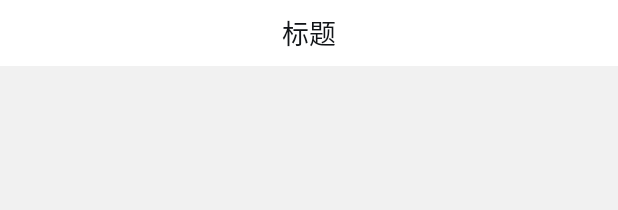
After one commit to Jhonzhou/WanAndroidKotlin, an Android app: the layout base_fragment_and_activity.xml on its own in the app's theme, with its tools: preview values and no code run, on a phone screen of 412 x 824 dp. The commit adds this screen. Shown: the top 210 px of the screen. Run offline under Robolectric (Android 15) with nearby library versions, the phone set to English and light mode, and no system bars.

Commit message:
基类添加

```diff
--- /dev/null
+++ b/baselibrary/src/main/res/layout/base_fragment_and_activity.xml
@@ -0,0 +1,31 @@
+<?xml version="1.0" encoding="utf-8"?>
+<LinearLayout xmlns:android="http://schemas.android.com/apk/res/android"
+    android:id="@+id/ll_root"
+    android:layout_width="match_parent"
+    android:layout_height="match_parent"
+    android:background="@color/color_common_bg"
+    android:orientation="vertical">
+
+    <include layout="@layout/layout_common_title" />
+
+    <View
+        android:id="@+id/v_title_divider"
+        android:layout_width="match_parent"
+        android:layout_height="1dp"
+        android:background="@color/color_common_bg" />
+
+    <FrameLayout
+        android:id="@+id/baseContainer"
+        android:layout_width="match_parent"
+        android:layout_height="match_parent"
+        android:orientation="vertical" />
+
+    <include
+        android:id="@+id/cl_error_page"
+        layout="@layout/common_error_page"
+        android:layout_width="match_parent"
+        android:layout_height="match_parent"
+        android:layout_marginTop="113dp"
+        android:visibility="gone" />
+
+</LinearLayout>
--- /dev/null
+++ b/baselibrary/src/main/res/layout/layout_common_title.xml
@@ -0,0 +1,63 @@
+<?xml version="1.0" encoding="utf-8"?>
+<androidx.appcompat.widget.Toolbar xmlns:android="http://schemas.android.com/apk/res/android"
+    xmlns:app="http://schemas.android.com/apk/res-auto"
+    android:id="@+id/common_toolbar"
+    android:layout_width="match_parent"
+    android:layout_height="44dp"
+    android:background="@color/color_primary"
+    android:visibility="visible"
+    app:contentInsetLeft="0dp"
+    app:contentInsetStart="0dp">
+
+
+    <TextView
+        android:id="@+id/tv_center_title"
+        android:layout_width="wrap_content"
+        android:layout_height="wrap_content"
+        android:layout_gravity="center"
+        android:layout_marginStart="50dp"
+        android:layout_marginEnd="50dp"
+        android:ellipsize="end"
+        android:gravity="center"
+        android:maxLines="1"
+        android:text="标题"
+        android:textColor="@color/color_text_primary"
+        android:textSize="18sp" />
+
+    <TextView
+        android:id="@+id/tv_right"
+        android:layout_width="wrap_content"
+        android:layout_height="wrap_content"
+        android:layout_centerVertical="true"
+        android:layout_gravity="end"
+        android:layout_marginEnd="16dp"
+        android:layout_marginRight="16dp"
+        android:text="取消"
+        android:textColor="@color/color_text_primary"
+        android:textSize="16sp"
+        android:visibility="gone" />
+
+    <ImageView
+        android:id="@+id/iv_right"
+        android:layout_width="22dp"
+        android:layout_height="22dp"
+        android:layout_gravity="end"
+        android:layout_marginEnd="16dp"
+        android:layout_marginRight="16dp"
+        android:gravity="center"
+        android:visibility="gone" />
+
+    <ImageView
+        android:id="@+id/iv_right_two"
+        android:layout_width="22dp"
+        android:layout_height="22dp"
+        android:layout_gravity="end"
+        android:layout_marginStart="5dp"
+        android:layout_marginLeft="5dp"
+        android:layout_marginEnd="16dp"
+        android:layout_marginRight="16dp"
+        android:gravity="center"
+        android:visibility="gone" />
+
+
+</androidx.appcompat.widget.Toolbar>
```
Also changed, not shown: app/src/main/java/com/bee/wanandroidkotlin/ui/SplashActivity.kt (+8 -5 lines), baselibrary/src/main/java/com/bee/baselibrary/ui/BaseActivity.kt (+78 -0 lines), baselibrary/src/main/java/com/bee/baselibrary/ui/CommonToolBarBuilder.kt (added, +91 -0 lines), baselibrary/src/main/res/layout/common_error_page.xml (added, +27 -0 lines), baselibrary/src/main/res/drawable-xxhdpi/ic_back.png (added), baselibrary/src/main/res/drawable-xxhdpi/ic_net_error.png (added).
